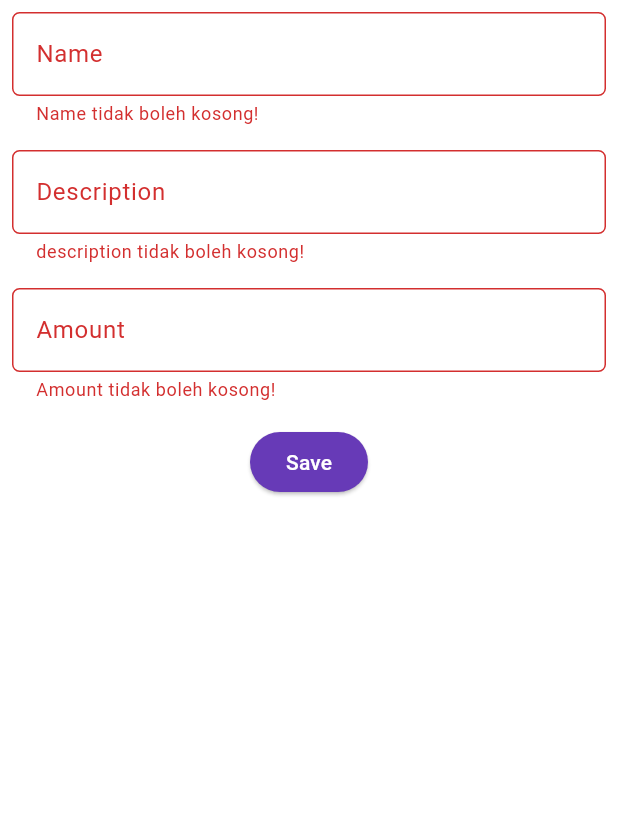
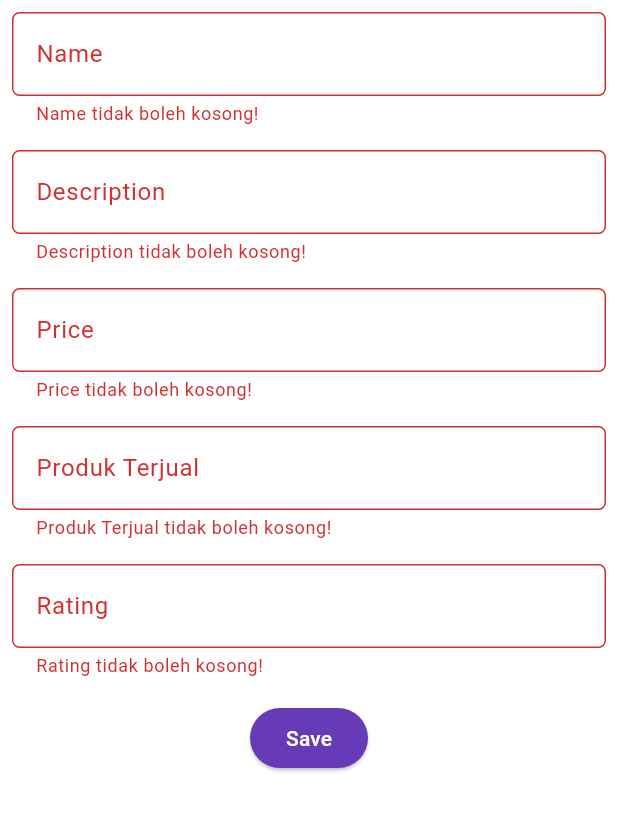
Before and after one commit to Vincent-Davis/SnapBuy-mobile, a Flutter app: the ProductEntryFormPage screen opened directly, after a tap on "Save", on a phone screen of 412 x 824 dp, the part 84-916 px from its top. Run offline on Flutter 3.47's test engine with Material 3 defaults, Android fonts, the phone set to English and light mode, and no system bars; missing offline and left inert: pbp_django_auth.

Commit message:
Tugas 9 finished

```diff
--- a/lib/screens/productentry_form.dart
+++ b/lib/screens/productentry_form.dart
@@ -1,6 +1,8 @@
 import 'package:flutter/material.dart';
 import 'package:snap_buy/widgets/left_drawer.dart';
-
+import 'package:pbp_django_auth/pbp_django_auth.dart';
+import 'package:provider/provider.dart';
+import 'dart:convert';
 
 class ProductEntryFormPage extends StatefulWidget {
   const ProductEntryFormPage({super.key});
@@ -11,11 +13,15 @@
 
 class _ProductEntryFormPageState extends State<ProductEntryFormPage> {
   final _formKey = GlobalKey<FormState>();
-  String _name = "";
-	String _description = "";
-	int _amount = 0;
+  String _nama = "";
+  int _price = 0;
+  String _description = "";
+  int _produkTerjual = 0;
+  double _rating = 0;
+
   @override
   Widget build(BuildContext context) {
+    final request = context.watch<CookieRequest>();
     return Scaffold(
       appBar: AppBar(
         title: const Center(
@@ -45,7 +51,7 @@
                   ),
                   onChanged: (String? value) {
                     setState(() {
-                      _name = value!;
+                      _nama = value!;
                     });
                   },
                   validator: (String? value) {
@@ -73,7 +79,7 @@
                   },
                   validator: (String? value) {
                     if (value == null || value.isEmpty) {
-                      return "description tidak boleh kosong!";
+                      return "Description tidak boleh kosong!";
                     }
                     return null;
                   },
@@ -83,23 +89,75 @@
                 padding: const EdgeInsets.all(8.0),
                 child: TextFormField(
                   decoration: InputDecoration(
-                    hintText: "Amount",
-                    labelText: "Amount",
+                    hintText: "Price",
+                    labelText: "Price",
                     border: OutlineInputBorder(
                       borderRadius: BorderRadius.circular(5.0),
                     ),
                   ),
                   onChanged: (String? value) {
                     setState(() {
-                      _amount = int.tryParse(value!) ?? 0;
+                      _price = int.tryParse(value!) ?? 0;
                     });
                   },
                   validator: (String? value) {
                     if (value == null || value.isEmpty) {
-                      return "Amount tidak boleh kosong!";
+                      return "Price tidak boleh kosong!";
                     }
                     if (int.tryParse(value) == null) {
-                      return "Amount harus berupa angka!";
+                      return "Price harus berupa angka!";
+                    }
+                    return null;
+                  },
+                ),
+              ),
+              Padding(
+                padding: const EdgeInsets.all(8.0),
+                child: TextFormField(
+                  decoration: InputDecoration(
+                    hintText: "Produk Terjual",
+                    labelText: "Produk Terjual",
+                    border: OutlineInputBorder(
+                      borderRadius: BorderRadius.circular(5.0),
+                    ),
+                  ),
+                  onChanged: (String? value) {
+                    setState(() {
+                      _produkTerjual = int.tryParse(value!) ?? 0;
+                    });
+                  },
+                  validator: (String? value) {
+                    if (value == null || value.isEmpty) {
+                      return "Produk Terjual tidak boleh kosong!";
+                    }
+                    if (int.tryParse(value) == null) {
+                      return "Produk Terjual harus berupa angka!";
+                    }
+                    return null;
+                  },
+                ),
+              ),
+              Padding(
+                padding: const EdgeInsets.all(8.0),
+                child: TextFormField(
+                  decoration: InputDecoration(
+                    hintText: "Rating",
+                    labelText: "Rating",
+                    border: OutlineInputBorder(
+                      borderRadius: BorderRadius.circular(5.0),
+                    ),
+                  ),
+                  onChanged: (String? value) {
+                    setState(() {
+                      _rating = double.tryParse(value!) ?? 0;
+                    });
+                  },
+                  validator: (String? value) {
+                    if (value == null || value.isEmpty) {
+                      return "Rating tidak boleh kosong!";
+                    }
+                    if (double.tryParse(value) == null) {
+                      return "Rating harus berupa angka!";
                     }
                     return null;
                   },
@@ -114,33 +172,34 @@
                       backgroundColor: MaterialStateProperty.all(
                           Theme.of(context).colorScheme.primary),
                     ),
-                    onPressed: () {
+                    onPressed: () async {
                       if (_formKey.currentState!.validate()) {
-                        showDialog(
-                          context: context,
-                          builder: (context) {
-                            return AlertDialog(
-                              title: const Text('Name berhasil tersimpan'),
-                              content: SingleChildScrollView(
-                                child: Column(
-                                  crossAxisAlignment: CrossAxisAlignment.start,
-                                  children: [
-                                    Text('Name: $_name\nDescription: $_description\nAmount: $_amount'),
-                                  ],
-                                ),
+                        final response = await request.postJson(
+                          "http://127.0.0.1:8000/create-flutter/",
+                          jsonEncode({
+                            'nama': _nama,
+                            'price': _price,
+                            'description': _description,
+                            'produk_terjual': _produkTerjual,
+                            'rating': _rating,
+                          }),
+                        );
+                        if (context.mounted) {
+                          if (response['status'] == 'success') {
+                            ScaffoldMessenger.of(context).showSnackBar(
+                              const SnackBar(
+                                content: Text("Produk berhasil disimpan!"),
                               ),
-                              actions: [
-                                TextButton(
-                                  child: const Text('OK'),
-                                  onPressed: () {
-                                    Navigator.pop(context);
-                                    _formKey.currentState!.reset();
-                                  },
-                                ),
-                              ],
                             );
-                          },
-                        );
+                            Navigator.pop(context);
+                          } else {
+                            ScaffoldMessenger.of(context).showSnackBar(
+                              const SnackBar(
+                                content: Text("Terjadi kesalahan, coba lagi."),
+                              ),
+                            );
+                          }
+                        }
                       }
                     },
                     child: const Text(
@@ -150,14 +209,10 @@
                   ),
                 ),
               ),
-
-
             ],
           ),
         ),
       ),
     );
-
-
   }
 }
--- a/lib/widgets/left_drawer.dart
+++ b/lib/widgets/left_drawer.dart
@@ -1,6 +1,7 @@
 import 'package:flutter/material.dart';
 import 'package:snap_buy/screens/menu.dart';
 import 'package:snap_buy/screens/productentry_form.dart';
+import 'package:snap_buy/screens/list_productentry.dart';
 
 class LeftDrawer extends StatelessWidget {
   const LeftDrawer({super.key});
@@ -30,14 +31,13 @@
                   "Ayo jaga kesehatan mentalmu setiap hari disini!",
                   textAlign: TextAlign.center, // Center alignment
                   style: TextStyle(
-            fontSize: 15,          // Font size 15
-            color: Colors.white,    // White color
+                    fontSize: 15, // Font size 15
+                    color: Colors.white, // White color
                     fontWeight: FontWeight.normal, // Normal weight
                   ),
                 ),
               ],
             ),
-
           ),
           ListTile(
             leading: const Icon(Icons.home_outlined),
@@ -60,10 +60,20 @@
                 context,
                 MaterialPageRoute(builder: (context) => ProductEntryFormPage()),
               );
-
             },
           ),
-
+          ListTile(
+            leading: const Icon(Icons.add_reaction_rounded),
+            title: const Text('Daftar Product'),
+            onTap: () {
+              // Route menu ke halaman mood
+              Navigator.push(
+                context,
+                MaterialPageRoute(
+                    builder: (context) => const ProductEntryPage()),
+              );
+            },
+          ),
         ],
       ),
     );
--- a/pubspec.yaml
+++ b/pubspec.yaml
@@ -35,6 +35,9 @@
   # The following adds the Cupertino Icons font to your application.
   # Use with the CupertinoIcons class for iOS style icons.
   cupertino_icons: ^1.0.8
+  provider: ^6.1.2
+  pbp_django_auth: ^0.4.0
+  http: ^1.2.2
 
 dev_dependencies:
   flutter_test:
```
Also changed, not shown: lib/main.dart (+17 -23 lines), lib/models/product_entry.dart (added, +71 -0 lines), lib/screens/list_productentry.dart (added, +95 -0 lines), lib/screens/login.dart (added, +181 -0 lines), lib/screens/register.dart (added, +166 -0 lines), lib/widgets/product_card.dart (+35 -2 lines), pubspec.lock, 2 other files. Lines whose indentation alone changed are shown as unchanged.
